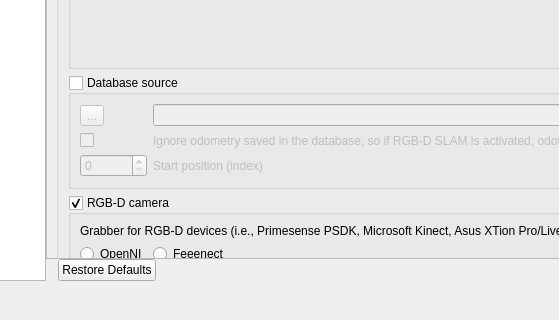
This is guilib/src/ui/preferencesDialog.ui in introlab/rtabmap as Qt 5 draws it before an edit; both pictures show x 221 to 780 and y 339 to 659 of the 1027 by 659 pixel window. The edited form follows.
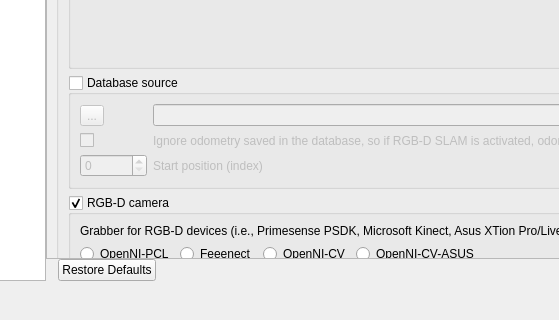
This is the edited form. The open tabs and pages were chosen to show the change. Icons and pictures are not drawn. Custom widgets are drawn as their Qt base class.

Commit message: Added CameraRGBD with openni from OpenCV, removed feature2D stuff from Camera

```diff
--- a/guilib/src/ui/preferencesDialog.ui
+++ b/guilib/src/ui/preferencesDialog.ui
@@ -63,9 +63,9 @@
           <property name="geometry">
            <rect>
             <x>0</x>
-            <y>0</y>
-            <width>729</width>
-            <height>836</height>
+            <y>-142</y>
+            <width>728</width>
+            <height>721</height>
            </rect>
           </property>
           <layout class="QVBoxLayout" name="verticalLayout_16">
@@ -1738,7 +1738,7 @@
                          <item>
                           <widget class="QRadioButton" name="radioButton_openni">
                            <property name="text">
-                            <string>OpenNI</string>
+                            <string>OpenNI-PCL</string>
                            </property>
                           </widget>
                          </item>
@@ -1749,6 +1749,20 @@
                            </property>
                           </widget>
                          </item>
+                         <item>
+                          <widget class="QRadioButton" name="radioButton_opennicv">
+                           <property name="text">
+                            <string>OpenNI-CV</string>
+                           </property>
+                          </widget>
+                         </item>
+                         <item>
+                          <widget class="QRadioButton" name="radioButton_opennicvasus">
+                           <property name="text">
+                            <string>OpenNI-CV-ASUS</string>
+                           </property>
+                          </widget>
+                         </item>
                          <item>
                           <spacer name="horizontalSpacer">
                            <property name="orientation">
```
Left out of the diff: 4 changed lines with no effect on the pictures. The commit also changes 10 other files.
